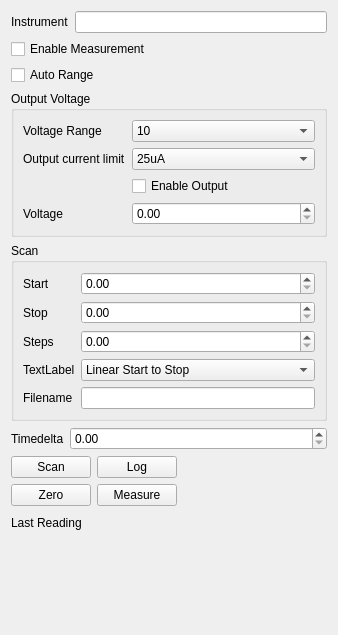
Above: ui/PicoampMeterControl.ui from MonroeQuantumNetworks/IonControl before the change. Below: the same form after it.
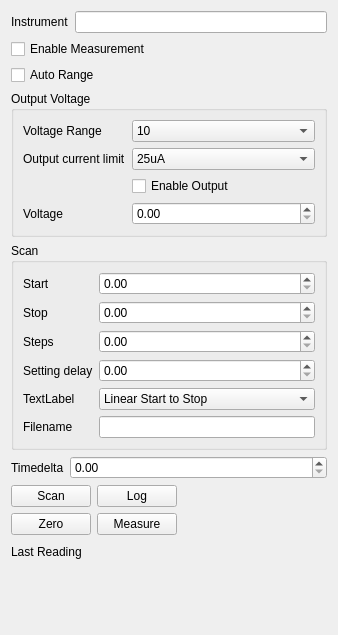
That is the form after the change. Custom widgets are drawn as their Qt base class.

Commit message: add settling delay to Picoammeter

Diff of the .ui file:
```diff
--- a/ui/PicoampMeterControl.ui
+++ b/ui/PicoampMeterControl.ui
@@ -173,14 +173,14 @@
       <item row="3" column="1">
        <widget class="MagnitudeSpinBox" name="stepsEdit"/>
       </item>
-      <item row="4" column="0">
+      <item row="5" column="0">
        <widget class="QLabel" name="label_8">
         <property name="text">
          <string>TextLabel</string>
         </property>
        </widget>
       </item>
-      <item row="4" column="1">
+      <item row="5" column="1">
        <widget class="QComboBox" name="scanTypeCombo">
         <item>
          <property name="text">
@@ -199,16 +199,26 @@
         </item>
        </widget>
       </item>
-      <item row="5" column="0">
+      <item row="6" column="0">
        <widget class="QLabel" name="label_10">
         <property name="text">
          <string>Filename</string>
         </property>
        </widget>
       </item>
-      <item row="5" column="1">
+      <item row="6" column="1">
        <widget class="QLineEdit" name="filenameEdit"/>
       </item>
+      <item row="4" column="0">
+       <widget class="QLabel" name="label_12">
+        <property name="text">
+         <string>Setting delay</string>
+        </property>
+       </widget>
+      </item>
+      <item row="4" column="1">
+       <widget class="MagnitudeSpinBox" name="settlingDelayEdit"/>
+      </item>
      </layout>
     </widget>
    </item>
```
The commit also changes 1 other file.
